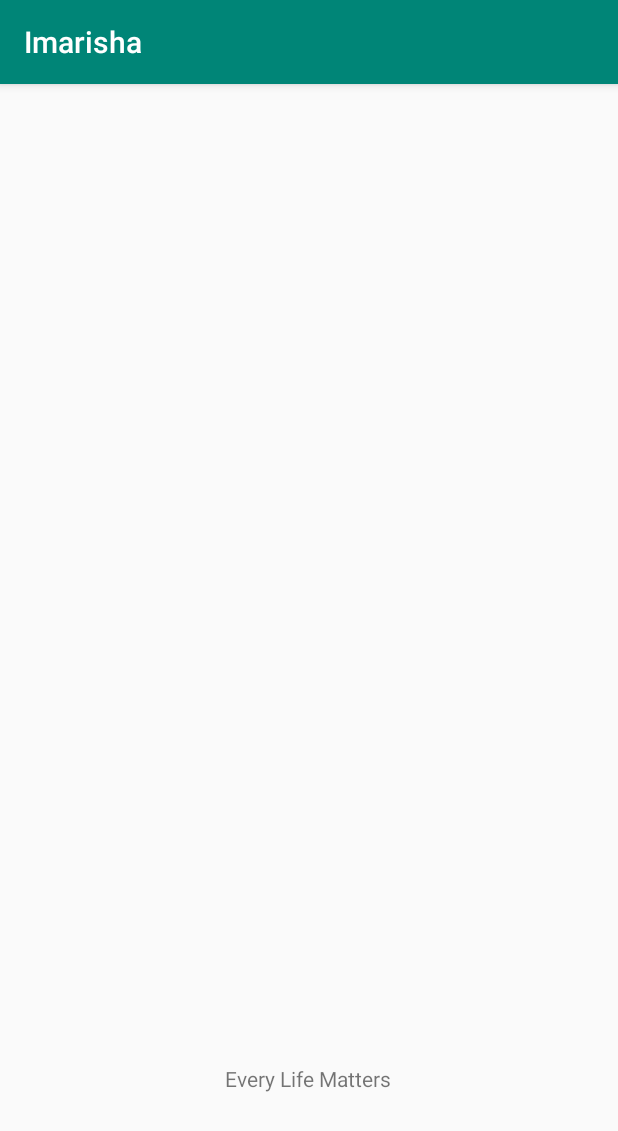
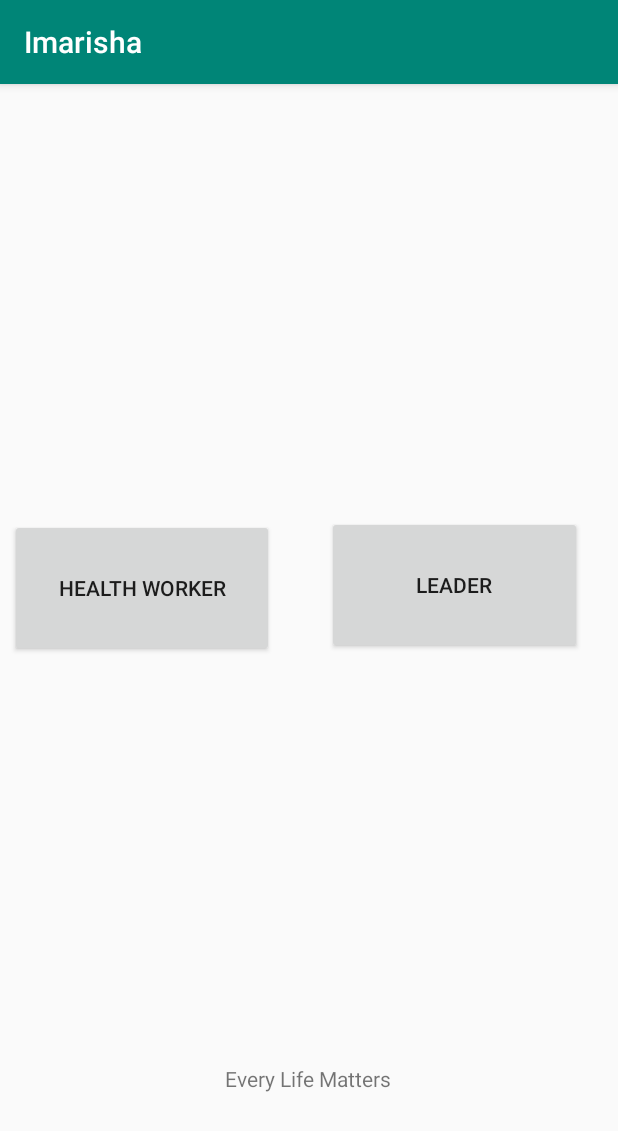
Before and after one commit to sydneymainga/Imarisha, an Android app: the screen it shows after launch (MainActivity), on a phone screen of 412 x 824 dp. Shown: the top 1131 px of the screen. Run offline under Robolectric (Android 15) with nearby library versions, the light colour scheme and no system bars; libraries missing offline, so code that uses them is left out: com.mrgames13.jimdo; 1 statement that could not run was skipped.

Commit message:
commit 4

```diff
--- a/app/build.gradle
+++ b/app/build.gradle
@@ -22,6 +22,7 @@ dependencies {
     implementation fileTree(dir: 'libs', include: ['*.jar'])
     implementation 'com.android.support:appcompat-v7:28.0.0'
     implementation 'com.android.support.constraint:constraint-layout:1.1.3'
+    implementation 'com.android.support:design:28.0.0'
     testImplementation 'junit:junit:4.12'
     androidTestImplementation 'com.android.support.test:runner:1.0.2'
     androidTestImplementation 'com.android.support.test.espresso:espresso-core:3.0.2'
--- a/app/src/main/AndroidManifest.xml
+++ b/app/src/main/AndroidManifest.xml
@@ -1,6 +1,11 @@
 <?xml version="1.0" encoding="utf-8"?>
 <manifest xmlns:android="http://schemas.android.com/apk/res/android"
     package="com.example.imarisha">
+
+    <!-- To auto-complete the email text field in the login form with the user's emails -->
+    <uses-permission android:name="android.permission.GET_ACCOUNTS" />
+    <uses-permission android:name="android.permission.READ_PROFILE" />
+    <uses-permission android:name="android.permission.READ_CONTACTS" />
 
     <application
         android:allowBackup="true"
--- a/app/src/main/res/layout/activity_main.xml
+++ b/app/src/main/res/layout/activity_main.xml
@@ -17,4 +17,28 @@
         app:layout_constraintRight_toRightOf="parent"
         app:layout_constraintTop_toTopOf="parent"
         app:layout_constraintVertical_bias="0.873" />
+
+    <Button
+        android:id="@+id/button"
+        android:layout_width="176dp"
+        android:layout_height="92dp"
+        android:text="@string/button_1"
+        app:layout_constraintBottom_toBottomOf="parent"
+        app:layout_constraintHorizontal_bias="0.028"
+        app:layout_constraintLeft_toLeftOf="parent"
+        app:layout_constraintRight_toRightOf="parent"
+        app:layout_constraintTop_toTopOf="parent"
+        app:layout_constraintVertical_bias="0.429" />
+
+    <Button
+        android:id="@+id/button2"
+        android:layout_width="170dp"
+        android:layout_height="92dp"
+        android:text="@string/button_2"
+        app:layout_constraintBottom_toBottomOf="parent"
+        app:layout_constraintHorizontal_bias="0.901"
+        app:layout_constraintLeft_toLeftOf="parent"
+        app:layout_constraintRight_toRightOf="parent"
+        app:layout_constraintTop_toTopOf="parent"
+        app:layout_constraintVertical_bias="0.426" />
 </android.support.constraint.ConstraintLayout>
--- a/app/src/main/res/values/strings.xml
+++ b/app/src/main/res/values/strings.xml
@@ -1,4 +1,6 @@
 <resources>
     <string name="app_name">Imarisha</string>
     <string name="life">Every Life Matters</string>
+    <string name="button_1">Health Worker</string>
+    <string name="button_2">Leader</string>
 </resources>
```
